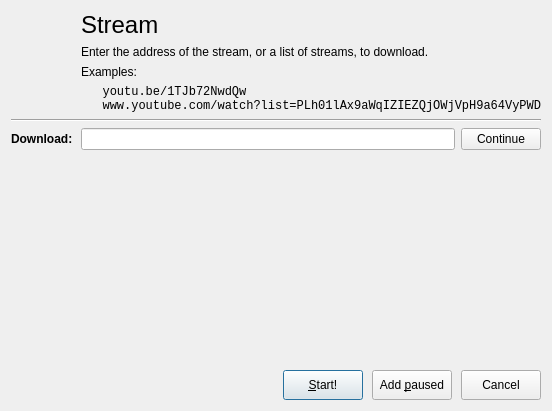
Qt form src/dialogs/addstreamdialog.ui (setvisible/ArrowDL) before a commit.
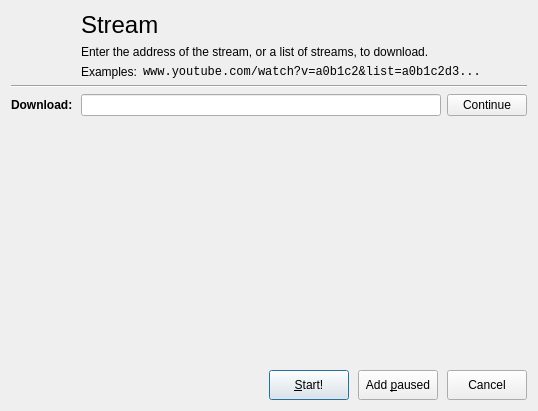
The same form after that commit. Icons and pictures are not drawn. Custom widgets are drawn as their Qt base class.

Commit message: [Stream] Add playlist selection and download

Diff of the .ui file:
```diff
--- a/src/dialogs/addstreamdialog.ui
+++ b/src/dialogs/addstreamdialog.ui
@@ -15,20 +15,7 @@
   </property>
   <layout class="QVBoxLayout" name="verticalLayout" stretch="1,0,0">
    <item>
-    <layout class="QGridLayout" name="gridLayout" rowstretch="0,0,0,0,0,0,1">
-     <item row="6" column="1">
-      <widget class="StreamWidget" name="streamWidget" native="true">
-       <property name="minimumSize">
-        <size>
-         <width>40</width>
-         <height>100</height>
-        </size>
-       </property>
-       <property name="focusPolicy">
-        <enum>Qt::StrongFocus</enum>
-       </property>
-      </widget>
-     </item>
+    <layout class="QGridLayout" name="gridLayout" rowstretch="0,0,0,0,0,0,1" columnstretch="0,1">
      <item row="1" column="1">
       <widget class="QLabel" name="titleLabel">
        <property name="text">
@@ -59,26 +46,6 @@
        </property>
       </widget>
      </item>
-     <item row="2" column="1">
-      <widget class="QLabel" name="titleExampleLabel">
-       <property name="text">
-        <string>Examples:</string>
-       </property>
-      </widget>
-     </item>
-     <item row="3" column="1">
-      <widget class="QLabel" name="titleListLabel">
-       <property name="font">
-        <font>
-         <family>Courier New</family>
-        </font>
-       </property>
-       <property name="text">
-        <string notr="true">   youtu.be/1TJb72NwdQw
-   www.youtube.com/watch?list=PLh01lAx9aWqIZIEZQjOWjVpH9a64VyPWD</string>
-       </property>
-      </widget>
-     </item>
      <item row="5" column="1">
       <layout class="QHBoxLayout" name="horizontalLayout_2">
        <item>
@@ -118,6 +85,42 @@
        </property>
       </widget>
      </item>
+     <item row="2" column="1">
+      <layout class="QHBoxLayout" name="horizontalLayout" stretch="0,1">
+       <item>
+        <widget class="QLabel" name="titleExampleLabel">
+         <property name="text">
+          <string>Examples:</string>
+         </property>
+        </widget>
+       </item>
+       <item>
+        <widget class="QLabel" name="titleListLabel">
+         <property name="font">
+          <font>
+           <family>Courier New</family>
+          </font>
+         </property>
+         <property name="text">
+          <string notr="true">&lt;html&gt;&lt;head/&gt;&lt;body&gt;&lt;p&gt;www.youtube.com/watch?v=a0b1c2&amp;amp;list=a0b1c2d3...&lt;/p&gt;&lt;/body&gt;&lt;/html&gt;</string>
+         </property>
+        </widget>
+       </item>
+      </layout>
+     </item>
+     <item row="6" column="0" colspan="2">
+      <widget class="StreamListWidget" name="streamListWidget" native="true">
+       <property name="minimumSize">
+        <size>
+         <width>40</width>
+         <height>100</height>
+        </size>
+       </property>
+       <property name="focusPolicy">
+        <enum>Qt::StrongFocus</enum>
+       </property>
+      </widget>
+     </item>
     </layout>
    </item>
    <item>
@@ -210,16 +213,16 @@
    <container>1</container>
   </customwidget>
   <customwidget>
-   <class>StreamWidget</class>
+   <class>StreamListWidget</class>
    <extends>QWidget</extends>
-   <header>Widgets/StreamWidget</header>
+   <header>Widgets/StreamListWidget</header>
    <container>1</container>
   </customwidget>
  </customwidgets>
  <tabstops>
   <tabstop>urlLineEdit</tabstop>
   <tabstop>continueButton</tabstop>
-  <tabstop>streamWidget</tabstop>
+  <tabstop>streamListWidget</tabstop>
   <tabstop>urlFormWidget</tabstop>
   <tabstop>startButton</tabstop>
   <tabstop>addPausedButton</tabstop>
```
The commit also changes 47 other files.
